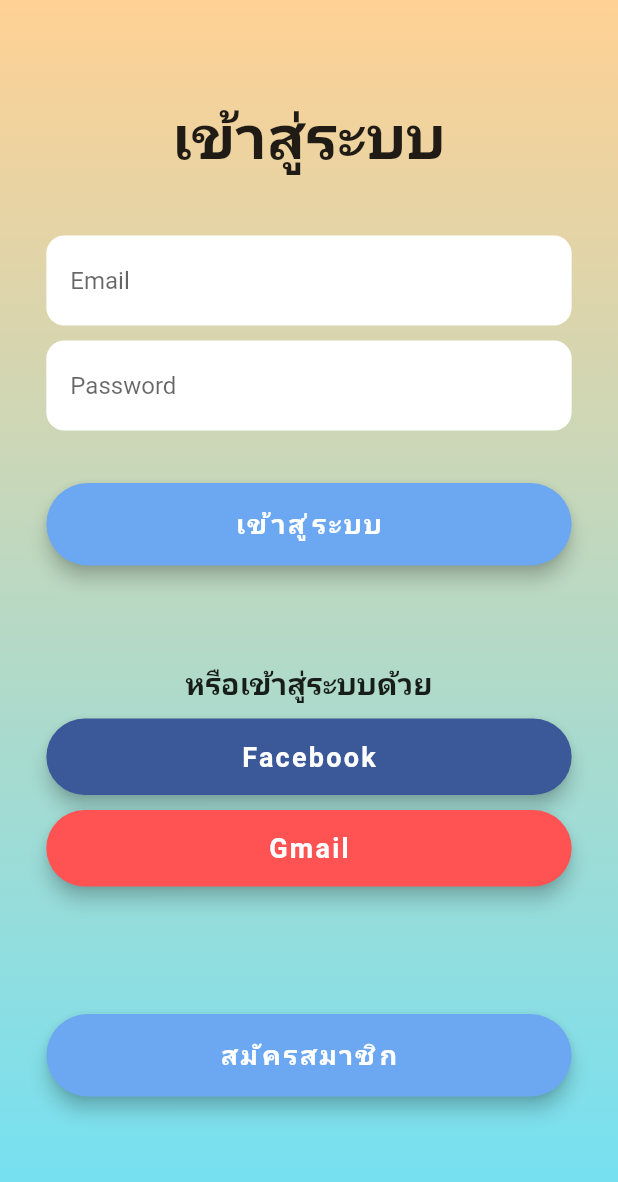
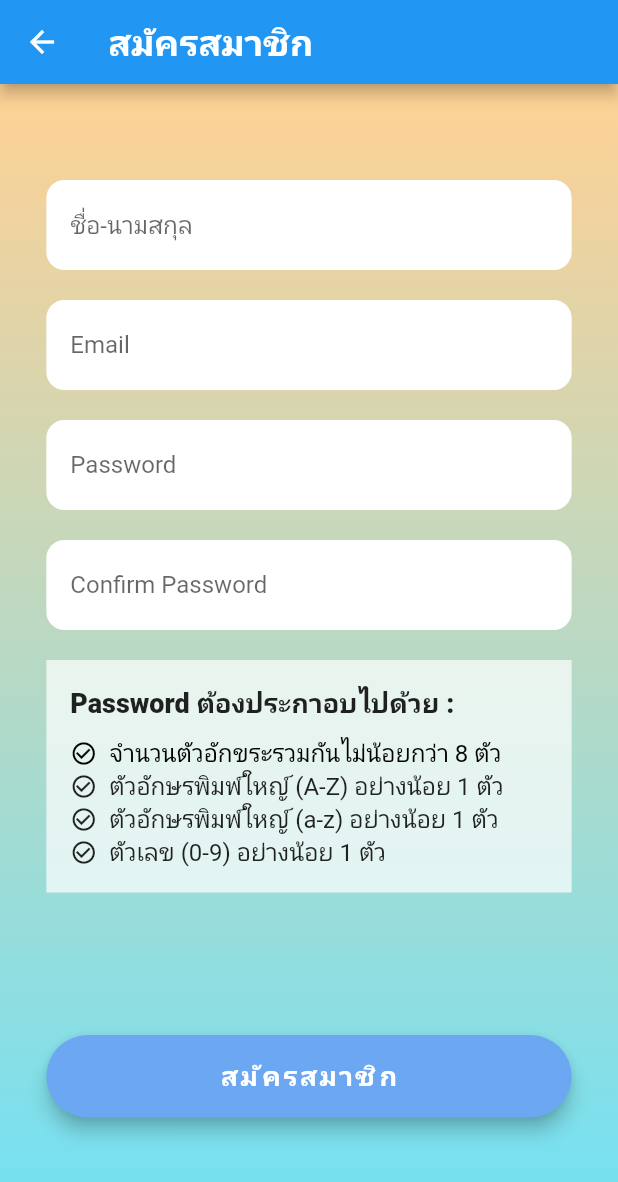
Before and after one commit to Peachvon/jakkraphan_mobile_dev, a Flutter app: the screen it shows after launch, after a tap on "สมัครสมาชิก", on a phone screen of 412 x 824 dp. Shown: the top 1182 px of the screen. Run offline on Flutter 3.47's test engine with Material 2 defaults, Android fonts, the phone set to English and light mode, and no system bars; our stand-ins replace cloud_firestore, firebase_auth, firebase_core; accounts and stored records are empty; network calls fail; Roboto replaces fonts that are missing (OpenSans).

Commit message:
signin & signout

```diff
--- a/lib/main.dart
+++ b/lib/main.dart
@@ -1,6 +1,35 @@
+import 'package:cloud_firestore/cloud_firestore.dart';
+import 'package:firebase_auth/firebase_auth.dart';
+import 'package:firebase_core/firebase_core.dart';
 import 'package:flutter/material.dart';
 import 'package:pokemon_test/src/app.dart';
+import 'package:pokemon_test/src/service/user_model.dart';
 
-void main() {
-  runApp(const App());
+String initRoute = '/LoginPage';
+
+
+//void main() =>  runApp(const App());
+Future<Null> main() async {
+  WidgetsFlutterBinding.ensureInitialized();
+  await Firebase.initializeApp().then((value) async {
+    await FirebaseAuth.instance.authStateChanges().listen((event) async {
+      if (event != null) {
+        //Login
+        String uid = event.uid;
+        await FirebaseFirestore.instance
+            .collection('user')
+            .doc(uid)
+            .snapshots()
+            .listen((event) {
+          print('สิ่งนี้คือ even: $event');
+          //UserModel model = UserModel.fromMap(map);
+          initRoute = '/HomePage';
+          runApp(const App());
+        });
+      } else {
+        //Logout
+        runApp(const App());
+      }
+    });
+  });
 }
--- /dev/null
+++ b/lib/router.dart
@@ -0,0 +1,11 @@
+import 'package:flutter/material.dart';
+import 'package:pokemon_test/src/pages/login_page.dart';
+import 'package:pokemon_test/src/pages/home_page.dart';
+import 'package:pokemon_test/src/pages/signup_page.dart';
+import 'package:pokemon_test/src/pages/details_page.dart';
+
+final Map<String, WidgetBuilder> map = {
+  '/LoginPage': (BuildContext context) => LoginPage(),
+  '/HomePage': (BuildContext context) => HomePage(),
+  '/Signup_page': (BuildContext context) => Signup_page(),
+};
--- a/lib/src/app.dart
+++ b/lib/src/app.dart
@@ -1,4 +1,6 @@
 import 'package:flutter/material.dart';
+import 'package:pokemon_test/main.dart';
+import 'package:pokemon_test/router.dart';
 import 'package:pokemon_test/src/pages/home_page.dart';
 import 'package:pokemon_test/src/pages/login_page.dart';
 
@@ -8,11 +10,9 @@ class App extends StatelessWidget {
   @override
   Widget build(BuildContext context) {
     return MaterialApp(
-      title: 'Flutter Demo',
-      theme: ThemeData(
-        primarySwatch: Colors.blue,
-      ),
-      home: LoginPage(),
+      routes: map,
+      initialRoute: initRoute,
+
     );
   }
 }
--- a/lib/src/config/config.dart
+++ b/lib/src/config/config.dart
@@ -4,9 +4,17 @@ class Theme {
   static const activeColor1 = Color(0XFFffd194);
   static const activeColor2 = Color(0XFF70e1f5);
   static const login = Color(0xFF6CA8F1);
-  static const signin = Color(0xFF6CA8F1);
+  static const signup = Color(0xFF6CA8F1);
   static const login_facebook = Color(0xFF3b5998);
   static const login_gmail = Colors.redAccent;
+
+  static const check_true_color = Colors.lightGreen;
+  static const check_false_color = Colors.black;
+
+  static const check_true_icon = Icons.check_circle;
+  static const check_false_icon = Icons.check_circle_outline;
+
+
 
   static const gradientColors = const LinearGradient(
     colors: [activeColor1, activeColor2],
--- a/lib/src/pages/login_page.dart
+++ b/lib/src/pages/login_page.dart
@@ -1,6 +1,8 @@
+import 'package:firebase_auth/firebase_auth.dart';
 import 'package:flutter/material.dart';
 import 'package:pokemon_test/src/config/config.dart' as my_theme;
-import 'package:pokemon_test/src/config/constants.dart';
+import 'package:pokemon_test/src/pages/signup_page.dart';
+import 'package:pokemon_test/router.dart';
 
 class LoginPage extends StatefulWidget {
   @override
@@ -8,9 +10,21 @@ class LoginPage extends StatefulWidget {
 }
 
 class _LoginPageState extends State<LoginPage> {
+  late TextEditingController emailController;
+  late TextEditingController passwordController;
+
+  @override
+  void initState() {
+    emailController = TextEditingController();
+    passwordController = TextEditingController();
+
+    super.initState();
+  }
+
   @override
   Widget build(BuildContext context) {
     return Scaffold(
+        resizeToAvoidBottomInset: false,
         body: Stack(
           children: [
             Container(
@@ -67,10 +81,10 @@ class _LoginPageState extends State<LoginPage> {
       ),
       height: 60.0,
       child: TextField(
+        controller: emailController,
         keyboardType: TextInputType.emailAddress,
         style: TextStyle(
           color: Colors.black,
-          fontFamily: 'OpenSans',
         ),
         decoration: InputDecoration(
           border: InputBorder.none,
@@ -91,6 +105,7 @@ class _LoginPageState extends State<LoginPage> {
       ),
       height: 60.0,
       child: TextField(
+        controller: passwordController,
         obscureText: true,
         style: TextStyle(
           color: Colors.black,
@@ -110,7 +125,18 @@ class _LoginPageState extends State<LoginPage> {
       width: MediaQuery.of(context).size.width * 0.85,
       child: RaisedButton(
         elevation: 5.0,
-        onPressed: () => print('Login '),
+        onPressed: () async {
+          try {
+            await FirebaseAuth.instance.signInWithEmailAndPassword(
+                email: emailController.text, password: passwordController.text)
+                .then((value) {
+              Navigator.pushNamedAndRemoveUntil(
+                  context, '/HomePage', (route) => false);
+            });
+          }on FirebaseAuthException catch(e){
+            print(e.message);
+          }
+        },
         padding: EdgeInsets.all(15.0),
         shape: RoundedRectangleBorder(
           borderRadius: BorderRadius.circular(30.0),
@@ -185,16 +211,16 @@ class _LoginPageState extends State<LoginPage> {
       width: MediaQuery.of(context).size.width * 0.85,
       child: RaisedButton(
         elevation: 5.0,
-        onPressed: () => print('Login '),
+        onPressed: () => Navigator.pushNamed(context, '/Signup_page'),
         padding: EdgeInsets.all(15.0),
         shape: RoundedRectangleBorder(
           borderRadius: BorderRadius.circular(30.0),
         ),
-        color: my_theme.Theme.login,
+        color: Colors.white,
         child: Text(
           'สมัครสมาชิก',
           style: TextStyle(
-            color: Colors.white,
+            color: Colors.black,
             letterSpacing: 1.5,
             fontSize: 18.0,
             fontWeight: FontWeight.bold,
--- /dev/null
+++ b/lib/src/pages/signup_page.dart
@@ -0,0 +1,376 @@
+import 'package:cloud_firestore/cloud_firestore.dart';
+import 'package:firebase_auth/firebase_auth.dart';
+import 'package:firebase_core/firebase_core.dart';
+import 'package:flutter/cupertino.dart';
+import 'package:flutter/material.dart';
+import 'package:pokemon_test/src/config/config.dart' as my_theme;
+import 'package:pokemon_test/src/service/user_model.dart';
+import 'package:pokemon_test/router.dart';
+import 'package:pokemon_test/src/utils/RegexValidator.dart';
+
+class Signup_page extends StatefulWidget {
+  @override
+  _Signup_page createState() => _Signup_page();
+}
+
+class _Signup_page extends State<Signup_page> {
+  late TextEditingController emailController;
+  late TextEditingController passwordController;
+  late TextEditingController nameController;
+  late String _err;
+  var _check_color = my_theme.Theme.check_false_color;
+  var _check_icon = my_theme.Theme.check_false_icon;
+  var _check1 = false;
+  bool check2 = false;
+  bool check3 = false;
+  bool check4 = false;
+
+  @override
+  void initState() {
+    emailController = TextEditingController();
+    passwordController = TextEditingController();
+    nameController = TextEditingController();
+    super.initState();
+  }
+
+  @override
+  void dispose() {
+    // emailController?.dispose();
+    // passwordController?.dispose();
+    // nameController?.dispose();
+    super.dispose();
+  }
+
+  @override
+  Widget build(BuildContext context) {
+    return Scaffold(
+        appBar: AppBar(
+            title: Text(
+              'สมัครสมาชิก',
+              style: TextStyle(
+                fontSize: 24,
+                fontWeight: FontWeight.bold,
+              ),
+            )),
+        body: Stack(
+          children: [
+            Container(
+              decoration: BoxDecoration(
+                gradient: my_theme.Theme.gradientColors,
+              ),
+            ),
+            Center(
+              child: SingleChildScrollView(
+                child: Column(
+                  mainAxisAlignment: MainAxisAlignment.center,
+                  mainAxisSize: MainAxisSize.min,
+                  children: <Widget>[
+                    signup_name(),
+                    SizedBox(height: 20.0),
+                    signup_email(),
+                    SizedBox(height: 20.0),
+                    signup_password(),
+                    SizedBox(height: 20.0),
+                    signup_confirm(),
+                    SizedBox(height: 20.0),
+                    validate_signup(),
+                    SizedBox(height: 80.0),
+                    button_signup(),
+                  ],
+                ),
+              ),
+            )
+          ],
+        ));
+  }
+
+  validate_signup() {
+    return Container(
+      padding: EdgeInsets.all(16.0),
+      color: Colors.white70,
+      width: MediaQuery
+          .of(context)
+          .size
+          .width * 0.85,
+      alignment: Alignment.centerLeft,
+      child: Column(
+        crossAxisAlignment: CrossAxisAlignment.stretch,
+        children: [
+          Text(
+            'Password ต้องประกาอบไปด้วย :',
+            style: TextStyle(
+              fontWeight: FontWeight.w800,
+              fontSize: 18,
+            ),
+          ),
+          SizedBox(
+            height: 10.0,
+          ),
+          Row(
+            children: [
+              Icon(
+                _check_icon,
+                size: 18,
+                color: _check_color,
+              ),
+              SizedBox(
+                width: 8.0,
+              ),
+              Text(
+                'จำนวนตัวอักขระรวมกันไม่น้อยกว่า 8 ตัว',
+                style: TextStyle(
+                  fontWeight: FontWeight.w400,
+                  fontSize: 16,
+                  color: _check_color,
+                ),
+              ),
+            ],
+          ),
+          Row(
+            children: [
+              Icon(
+                Icons.check_circle_outline,
+                size: 18,
+              ),
+              SizedBox(
+                width: 8.0,
+              ),
+              Text(
+                'ตัวอักษรพิมพ์ใหญ์ (A-Z) อย่างน้อย 1 ตัว',
+                style: TextStyle(
+                  fontWeight: FontWeight.w400,
+                  fontSize: 16,
+                ),
+              ),
+            ],
+          ),
+          Row(
+            children: [
+              Icon(
+                Icons.check_circle_outline,
+                size: 18,
+              ),
+              SizedBox(
+                width: 8.0,
+              ),
+              Text(
+                'ตัวอักษรพิมพ์ใหญ์ (a-z) อย่างน้อย 1 ตัว',
+                style: TextStyle(
+                  fontWeight: FontWeight.w400,
+                  fontSize: 16,
+                ),
+              ),
+            ],
+          ),
+          Row(
+            children: [
+              Icon(
+                Icons.check_circle_outline,
+                size: 18,
+              ),
+              SizedBox(
+                width: 8.0,
+              ),
+              Text(
+                'ตัวเลข (0-9) อย่างน้อย 1 ตัว',
+                style: TextStyle(
+                  fontWeight: FontWeight.w400,
+                  fontSize: 16,
+                ),
+              ),
+            ],
+          ),
+        ],
+      ),
+    );
+  }
+
+  signup_name() {
+    return Container(
+      width: MediaQuery
+          .of(context)
+          .size
+          .width * 0.85,
+      alignment: Alignment.centerLeft,
+      decoration: BoxDecoration(
+        color: Color(0xFFFFFFFF),
+        borderRadius: BorderRadius.circular(12.0),
+      ),
+      height: 60.0,
+      child: TextField(
+        controller: nameController,
+        keyboardType: TextInputType.text,
+        style: TextStyle(
+          color: Colors.black,
+          fontFamily: 'OpenSans',
+        ),
+        decoration: InputDecoration(
+          border: InputBorder.none,
+          contentPadding: EdgeInsets.only(left: 16.0),
+          hintText: 'ชื่อ-นามสกุล',
+        ),
+      ),
+    );
+  }
+
+  signup_email() {
+    return Container(
+      width: MediaQuery
+          .of(context)
+          .size
+          .width * 0.85,
+      alignment: Alignment.centerLeft,
+      decoration: BoxDecoration(
+        color: Color(0xFFFFFFFF),
+        borderRadius: BorderRadius.circular(12.0),
+      ),
+      height: 60.0,
+      child: TextField(
+        controller: emailController,
+        keyboardType: TextInputType.emailAddress,
+        style: TextStyle(
+          color: Colors.black,
+          fontFamily: 'OpenSans',
+        ),
+        decoration: InputDecoration(
+          border: InputBorder.none,
+          contentPadding: EdgeInsets.only(left: 16.0),
+          hintText: 'Email',
+        ),
+      ),
+    );
+  }
+
+  signup_password() {
+    return Container(
+      width: MediaQuery
+          .of(context)
+          .size
+          .width * 0.85,
+      alignment: Alignment.centerLeft,
+      decoration: BoxDecoration(
+        color: Color(0xFFFFFFFF),
+        borderRadius: BorderRadius.circular(12.0),
+      ),
+      height: 60.0,
+      child: TextField(
+        controller: passwordController,
+        onChanged: (passwordController) {
+          String password = passwordController;
+          if (password.length < 8) {
+            _check_icon = my_theme.Theme.check_false_icon;
+            _check_color = my_theme.Theme.check_false_color;
+            _check1 = false;
+          } else {
+            _check_icon = my_theme.Theme.check_true_icon;
+            _check_color = my_theme.Theme.check_true_color;
+            _check1 = true;
+          }
+
+          // if (!EmailSubmitRegexValidator().isValid(password)) {
+          //   print('123123123132');
+          // }
+          print('$password');
+          setState(() {});
+        },
+        obscureText: true,
+        style: TextStyle(
+          color: Colors.black,
+        ),
+        decoration: InputDecoration(
+          border: InputBorder.none,
+          contentPadding: EdgeInsets.only(left: 16.0),
+          hintText: 'Password',
+        ),
+      ),
+    );
+  }
+
+  signup_confirm() {
+    return Container(
+      width: MediaQuery
+          .of(context)
+          .size
+          .width * 0.85,
+      alignment: Alignment.centerLeft,
+      decoration: BoxDecoration(
+        color: Color(0xFFFFFFFF),
+        borderRadius: BorderRadius.circular(12.0),
+      ),
+      height: 60.0,
+      child: TextField(
+        obscureText: true,
+        style: TextStyle(
+          color: Colors.black,
+        ),
+        decoration: InputDecoration(
+          border: InputBorder.none,
+          contentPadding: EdgeInsets.only(left: 16.0),
+          hintText: 'Confirm Password',
+        ),
+      ),
+    );
+  }
+
+  button_signup() {
+    return Container(
+      padding: EdgeInsets.symmetric(vertical: 15.0),
+      width: MediaQuery
+          .of(context)
+          .size
+          .width * 0.85,
+      child: RaisedButton(
+        elevation: 5.0,
+        onPressed: () => {creatAccount()},
+        padding: EdgeInsets.all(15.0),
+        shape: RoundedRectangleBorder(
+          borderRadius: BorderRadius.circular(30.0),
+        ),
+        color: my_theme.Theme.login,
+        child: Text(
+          'สมัครสมาชิก',
+          style: TextStyle(
+            color: Colors.white,
+            letterSpacing: 1.5,
+            fontSize: 18.0,
+            fontWeight: FontWeight.bold,
+          ),
+        ),
+      ),
+    );
+  }
+
+  // final Future<FirebaseApp> firebase = Firebase.initializeApp();
+  Future<Null> creatAccount() async {
+    await Firebase.initializeApp().then((value) async {
+      if (_check1 == true) {
+        try {
+          await FirebaseAuth.instance
+              .createUserWithEmailAndPassword(
+            email: emailController.text,
+            password: passwordController.text,
+          )
+              .then((value) async {
+            await value.user!
+                .updateDisplayName(nameController.text)
+                .then((value2) async {
+              String uid = value.user!.uid;
+              print('update $uid');
+              UserModel model = UserModel(email: emailController.text, name: nameController.text);
+              Map<String, dynamic> data = model.toMap();
+
+              await FirebaseFirestore.instance.collection('user').doc(uid).set(data).then((value) {
+
+                Navigator.pushNamedAndRemoveUntil(context, '/HomePage', (route) => false);
+                print('firestro');
+              });
+                });
+          });
+        } on FirebaseAuthException catch (e) {
+
+          print(e.message);
+        }
+      }
+    });
+  }
+}
--- /dev/null
+++ b/lib/src/service/user_model.dart
@@ -0,0 +1,52 @@
+import 'dart:convert';
+
+class UserModel {
+  final String email;
+  final String name;
+  UserModel({
+    required this.email,
+    required this.name,
+  });
+
+  UserModel copyWith({
+    String? email,
+    String? name,
+  }) {
+    return UserModel(
+      email: email ?? this.email,
+      name: name ?? this.name,
+    );
+  }
+
+  Map<String, dynamic> toMap() {
+    return {
+      'email': email,
+      'name': name,
+    };
+  }
+
+  factory UserModel.fromMap(Map<String, dynamic> map) {
+    return UserModel(
+      email: map['email'],
+      name: map['name'],
+    );
+  }
+
+  String toJson() => json.encode(toMap());
+
+  factory UserModel.fromJson(String source) =>
+      UserModel.fromMap(json.decode(source));
+
+  @override
+  String toString() => 'UserModel(email: $email, name: $name)';
+
+  @override
+  bool operator ==(Object other) {
+    if (identical(this, other)) return true;
+
+    return other is UserModel && other.email == email && other.name == name;
+  }
+
+  @override
+  int get hashCode => email.hashCode ^ name.hashCode;
+}
--- /dev/null
+++ b/lib/src/utils/RegexValidator.dart
@@ -0,0 +1,27 @@
+class RegexValidator {
+  final String regexSource;
+
+  const RegexValidator({required this.regexSource});
+
+  bool isValid(String value) {
+    try {
+      final regex = RegExp(regexSource);
+      final matches = regex.allMatches(value);
+      for (Match match in matches) {
+        if (match.start == 0 && match.end == value.length) {
+          return true;
+        }
+      }
+      return false;
+    } catch (error) {
+      assert(false, error.toString());
+      return true;
+    }
+  }
+}
+
+class EmailSubmitRegexValidator extends RegexValidator {
+  EmailSubmitRegexValidator()
+      : super(
+      regexSource: "(^[a-zA-Z0-9_.+-])");
+}
--- a/pubspec.yaml
+++ b/pubspec.yaml
@@ -34,6 +34,10 @@ dependencies:
   # The following adds the Cupertino Icons font to your application.
   # Use with the CupertinoIcons class for iOS style icons.
   cupertino_icons: ^1.0.2
+  firebase_core: ^1.7.0
+  firebase_auth: ^3.1.3
+  cloud_firestore: ^2.5.3
+
 
 dev_dependencies:
   flutter_test:
```
Also changed, not shown: lib/src/pages/home_page.dart (+100 -5 lines), lib/src/pages/singin_page.dart (deleted), pubspec.lock, 9 other files. Lines whose indentation alone changed are shown as unchanged.
